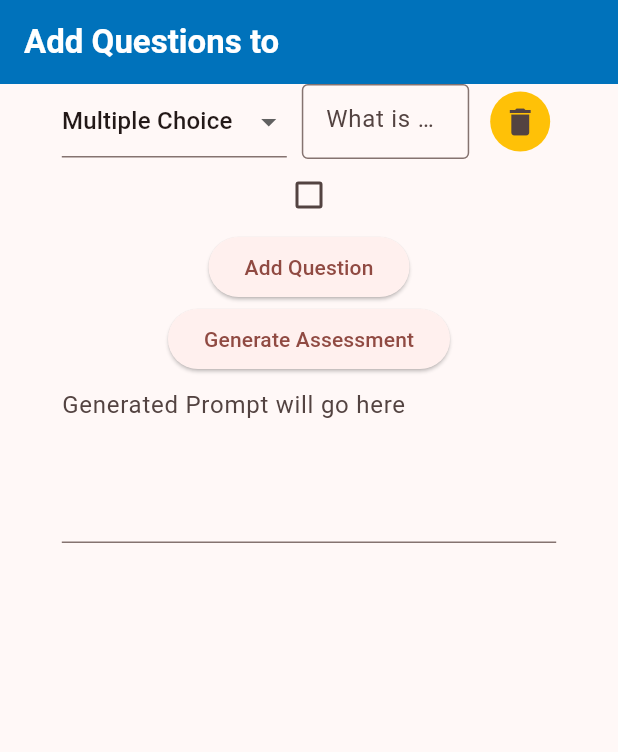
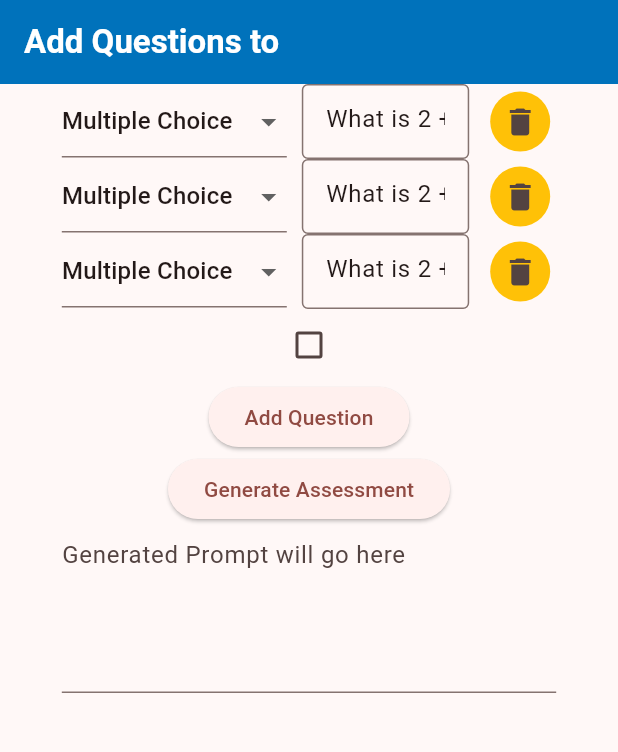
Before and after one commit to umgc/Summer2024, a Flutter app: the QuestionGenerateForm screen opened directly with empty values, on a phone screen of 412 x 824 dp, the part 84-836 px from its top. Run offline on Flutter 3.47's test engine with Material 3 defaults, Android fonts, the light colour scheme and no system bars.

Commit message:
added test values to question text fields

```diff
--- a/Team-C/test_wizard/lib/widgets/generate_questions.dart
+++ b/Team-C/test_wizard/lib/widgets/generate_questions.dart
@@ -34,7 +34,9 @@ class QuestionGenerateFormState extends State<QuestionGenerateForm> {
   String prompt = "";
   bool isMathQuiz = false;
   List questions = [
-    {'questionType': 'multipleChoice', 'questionText': 'What is 2 + 2'}
+    {'questionType': 'Multiple Choice', 'questionText': 'What is 2 + 2'},
+    {'questionType': 'Multiple Choice', 'questionText': 'What is 2 + 4'},
+    {'questionType': 'Multiple Choice', 'questionText': 'What is 2 + 5'}
   ];
 
   // [multiple choice] - [What is 2 + 2?] [x]
@@ -80,7 +82,7 @@ class QuestionGenerateFormState extends State<QuestionGenerateForm> {
                       return SizedBox(
                         child: Row(
                           children: [
-                            const Expanded(child: AddedQuestion(
+                            Expanded(child: AddedQuestion(questionText: question['questionText'], questionType: question['questionType']
 
                             )),
                             // Expanded(
@@ -157,12 +159,15 @@ class AddedQuestion extends StatefulWidget {
 class AddedQuestionState extends State<AddedQuestion> {
   String? questionType = 'Multiple Choice';
   String? questionText;
+  TextEditingController? controller;
 
-  // @override
-  // void initState() {
-  //   questionType =
-  //   super.initState();
-  // }
+  @override
+  void initState() {
+    questionType = widget.questionType;
+    questionText = widget.questionText;
+    controller = TextEditingController(text: widget.questionText);
+    super.initState();
+  }
 
   @override
   Widget build(BuildContext context) {
@@ -205,7 +210,8 @@ class AddedQuestionState extends State<AddedQuestion> {
             // ),
             Expanded(
               child: TextFormField(
-                decoration: const InputDecoration(
+                 controller: controller,
+                 decoration: const InputDecoration(
                   hintText: 'What is 2 + 2?',
                   border: OutlineInputBorder(),
                 ),
```
